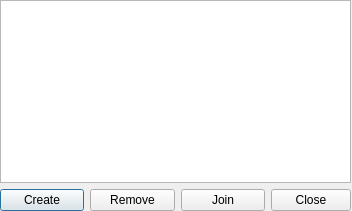
First picture: the form in ui/channel_homes.ui, repository gitter-badger/simplechatclient, before the edit.
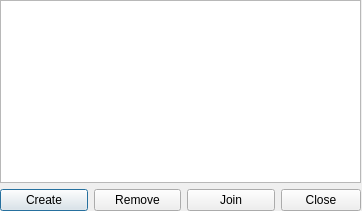
Second picture: the form after the edit. Icons and pictures are not drawn.

```diff
--- a/ui/channel_homes.ui
+++ b/ui/channel_homes.ui
@@ -6,19 +6,19 @@
    <rect>
     <x>0</x>
     <y>0</y>
-    <width>352</width>
+    <width>362</width>
     <height>211</height>
    </rect>
   </property>
   <property name="minimumSize">
    <size>
-    <width>352</width>
+    <width>362</width>
     <height>211</height>
    </size>
   </property>
   <property name="maximumSize">
    <size>
-    <width>352</width>
+    <width>362</width>
     <height>211</height>
    </size>
   </property>
@@ -34,7 +34,7 @@
     <rect>
      <x>0</x>
      <y>0</y>
-     <width>351</width>
+     <width>361</width>
      <height>211</height>
     </rect>
    </property>
```
